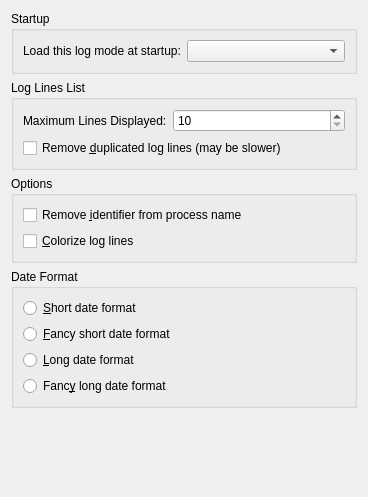
This is src/generalConfigurationWidgetBase.ui in KDE/ksystemlog as Qt 5 draws it before an edit. The edited form follows.
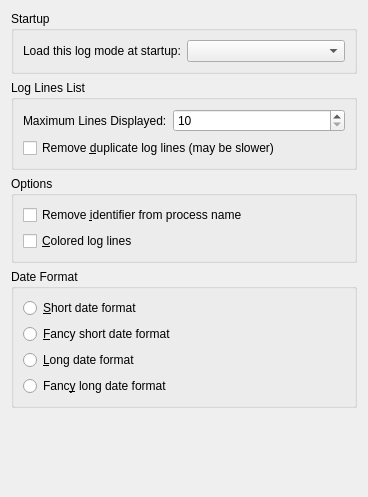
This is the edited form.

The edit to the form file:
```diff
--- a/src/generalConfigurationWidgetBase.ui
+++ b/src/generalConfigurationWidgetBase.ui
@@ -94,7 +94,7 @@
          <string>You can select this option if you want to delete duplicated log lines. &lt;b>This option can slow the reading&lt;/b>.</string>
         </property>
         <property name="text" >
-         <string>Remove &amp;duplicated log lines (may be slower)</string>
+         <string>Remove &amp;duplicate log lines (may be slower)</string>
         </property>
        </widget>
       </item>
@@ -129,7 +129,7 @@
          <string>This option allows the colorization of log lines, depending on their log level. For example, an error will be in red, a warning in orange... This will help you to better see problems.</string>
         </property>
         <property name="text" >
-         <string>&amp;Colorize log lines</string>
+         <string>&amp;Colored log lines</string>
         </property>
        </widget>
       </item>
```
Left out of the diff: 14 changed lines with no effect on the pictures.
